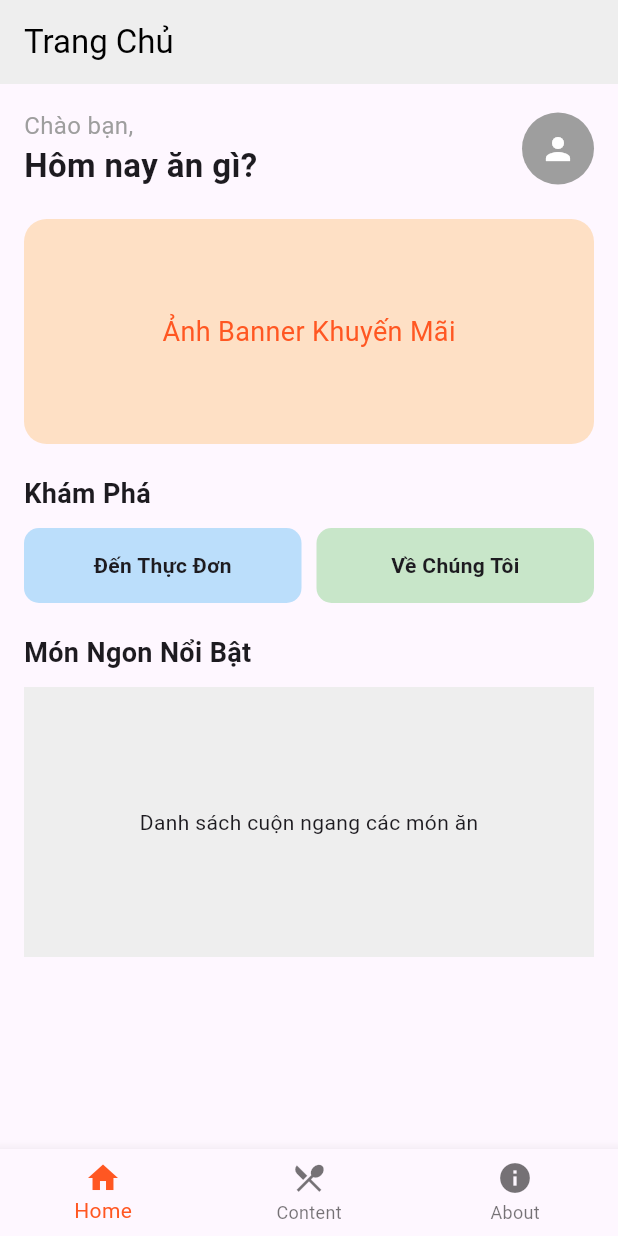
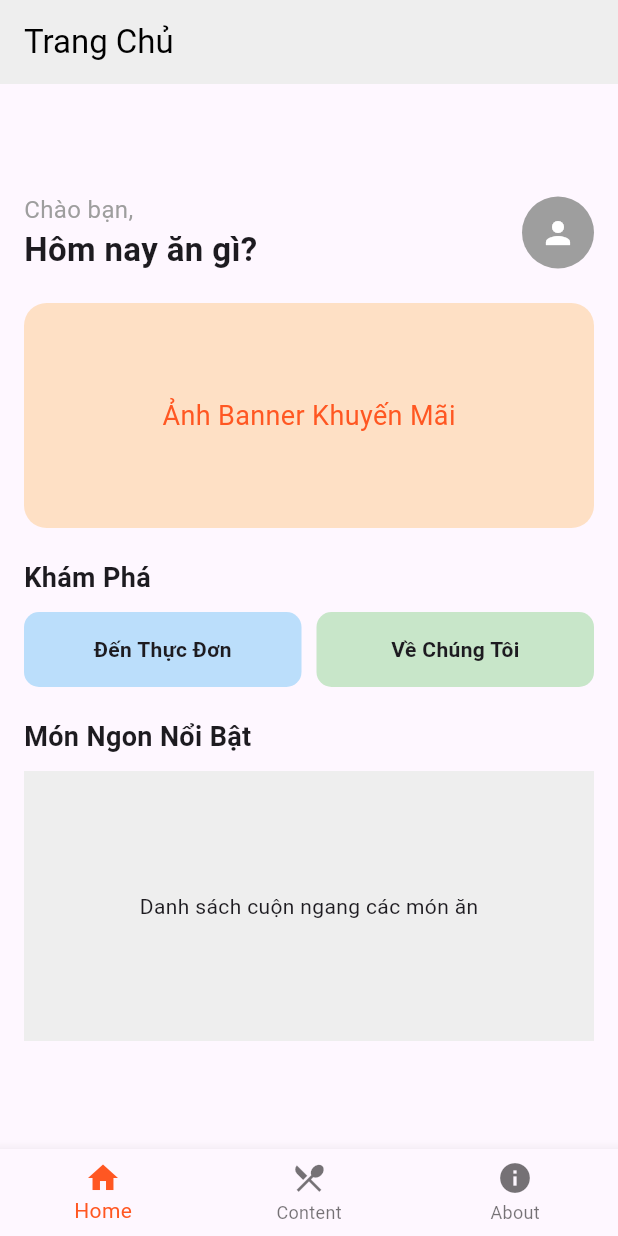
Before and after one commit to hdungx0795/AnNgon_Dung_Hiep_Khuong_N03_1_2026, a Flutter app: the BaseLayout screen opened directly, on a phone screen of 412 x 824 dp. Run offline on Flutter 3.47's test engine with Material 3 defaults, Android fonts, the phone set to English and light mode, and no system bars.

Commit message:
Lưu các thay đổi cuối của Home trước khi gộp code nhóm

```diff
--- a/lib/midterm/home_screen.dart
+++ b/lib/midterm/home_screen.dart
@@ -5,8 +5,14 @@ class HomeScreen extends StatelessWidget {
 
   @override
   Widget build(BuildContext context) {
-    // SingleChildScrollView giúp màn hình cuộn được khi nội dung dài
-    return SingleChildScrollView(
+    // 💡 Responsive: Căn giữa toàn bộ giao diện và giới hạn chiều rộng
+    return Center(
+      child: ConstrainedBox(
+        constraints: const BoxConstraints(
+          maxWidth: 600, // Khóa chiều rộng tối đa ở mức 600 pixel
+        ),
+        // Toàn bộ code cũ của bạn nằm an toàn bên trong phần này
+        child: SingleChildScrollView(
           padding: const EdgeInsets.all(16.0),
           child: Column(
             crossAxisAlignment: CrossAxisAlignment.start,
@@ -24,7 +30,10 @@ class HomeScreen extends StatelessWidget {
                       ),
                       Text(
                         'Hôm nay ăn gì?',
-                    style: TextStyle(fontSize: 22, fontWeight: FontWeight.bold),
+                        style: TextStyle(
+                          fontSize: 22,
+                          fontWeight: FontWeight.bold,
+                        ),
                       ),
                     ],
                   ),
@@ -112,6 +121,8 @@ class HomeScreen extends StatelessWidget {
               ),
             ],
           ),
+        ),
+      ),
     );
   }
 }
```
Lines whose indentation alone changed are shown as unchanged.
